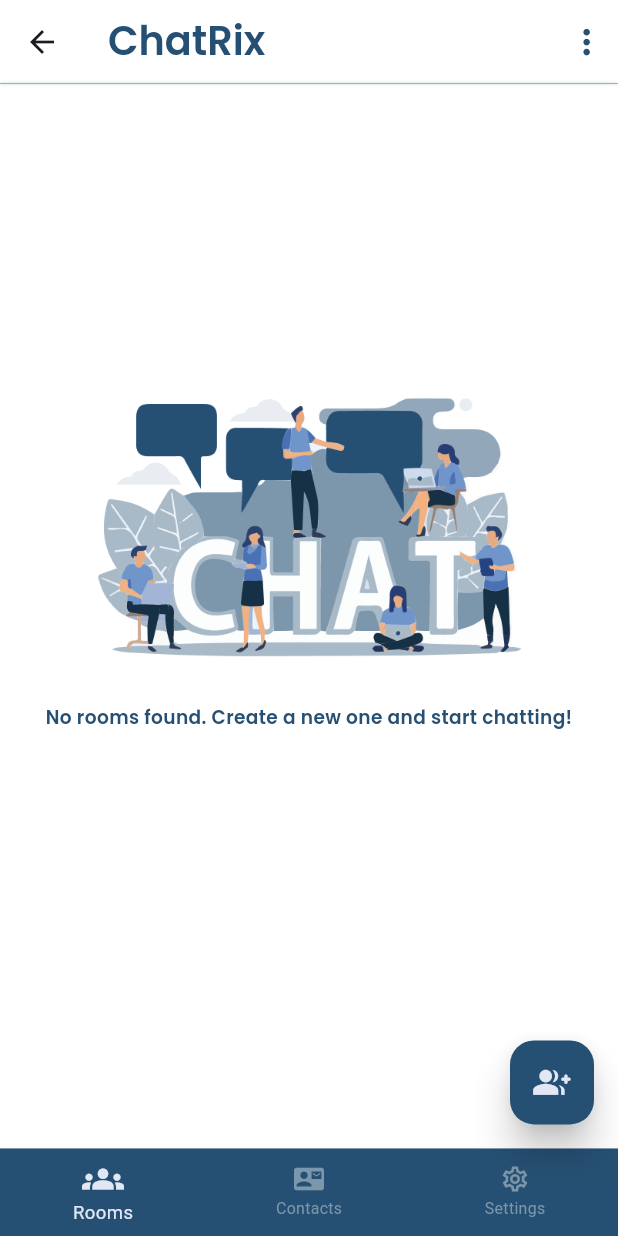
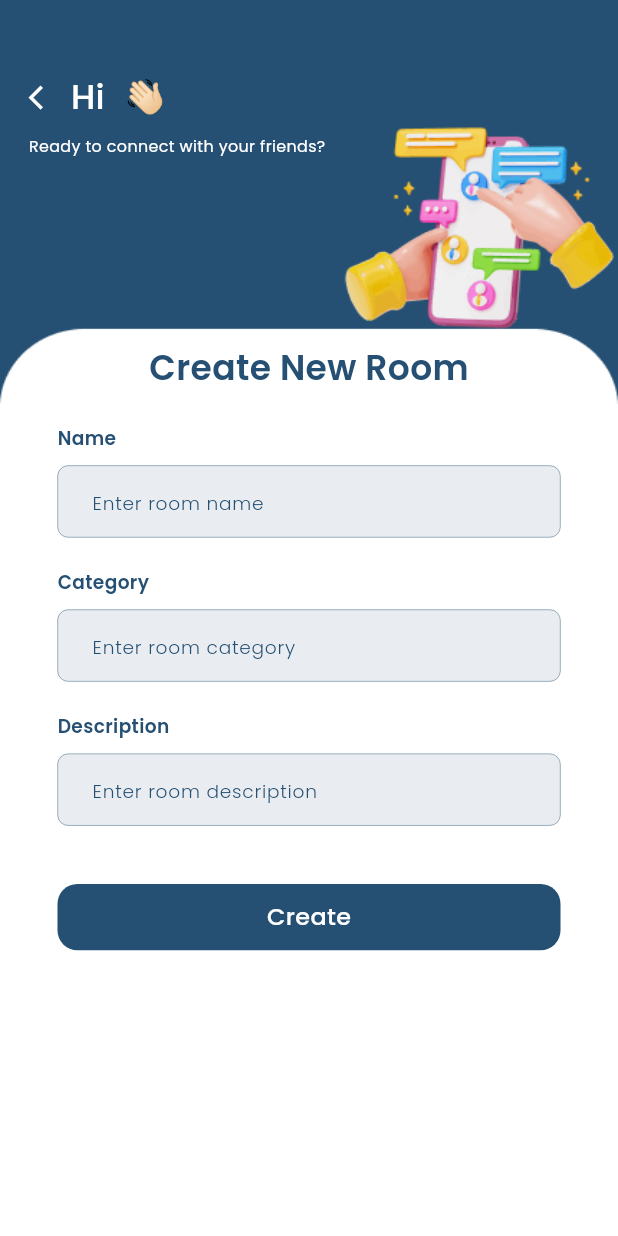
Before and after one commit to Omnia-97/Chat-Rix, a Flutter app: the LayoutView screen opened by its route, after a tap on the "group add" icon, on a phone screen of 412 x 824 dp. Run offline on Flutter 3.47's test engine with Material 3 defaults, Android fonts, the phone set to English and light mode, and no system bars; our stand-ins replace cloud_firestore, firebase_auth, firebase_core, flutter_screenutil, flutter_svg, google_fonts; accounts and stored records are empty.

Commit message:
create new room ui done

```diff
--- a/lib/modules/create_account/create_account_view.dart
+++ b/lib/modules/create_account/create_account_view.dart
@@ -221,6 +221,11 @@ class _CreateAccountViewState
                         height: 27.h,
                       ),
                       CustomButton(
+                        width: double.infinity,
+                        gradient: LinearGradient(colors: [
+                          AppColors.primaryColor,
+                          AppColors.secondaryColor.withOpacity(0.5),
+                        ]),
                         buttonText: AppStrings.signUp,
                         onTap: () {
                           if (formKey.currentState!.validate()) {
@@ -337,8 +342,8 @@ class _CreateAccountViewState
 
   @override
   void goToHome(UserModel userModel) {
-    var provider = Provider.of<UserProvider>(context,listen: false);
-    provider.userModel=userModel;
+    var provider = Provider.of<UserProvider>(context, listen: false);
+    provider.userModel = userModel;
     Navigator.pushNamedAndRemoveUntil(
         context, PagesRouteName.layout, (route) => false);
   }
--- /dev/null
+++ b/lib/modules/create_new_room/create_new_room_navigator.dart
@@ -0,0 +1,5 @@
+import 'package:chat_app/modules/base.dart';
+
+abstract class CreateNewRoomNavigator extends BaseNavigator {
+
+}
--- /dev/null
+++ b/lib/modules/create_new_room/create_new_room_view.dart
@@ -0,0 +1,278 @@
+import 'package:chat_app/modules/base.dart';
+import 'package:chat_app/modules/create_new_room/create_new_room_navigator.dart';
+import 'package:chat_app/modules/create_new_room/create_new_room_vm.dart';
+import 'package:chat_app/modules/provider/user_provider.dart';
+import 'package:chat_app/shared/components/custom_button.dart';
+import 'package:chat_app/shared/components/custom_text_form_field.dart';
+import 'package:chat_app/shared/utils/app_strings.dart';
+import 'package:chat_app/shared/utils/app_text_styles.dart';
+import 'package:chat_app/shared/utils/colors.dart';
+import 'package:chat_app/shared/utils/images_path.dart';
+import 'package:flutter/material.dart';
+import 'package:flutter_screenutil/flutter_screenutil.dart';
+import 'package:provider/provider.dart';
+
+class CreateNewRoomView extends StatefulWidget {
+  const CreateNewRoomView({super.key});
+
+  @override
+  State<CreateNewRoomView> createState() => _CreateNewRoomViewState();
+}
+
+class _CreateNewRoomViewState
+    extends BaseView<CreateNewRoomView, CreateNewRoomViewModel>
+    implements CreateNewRoomNavigator {
+  @override
+  void initState() {
+    super.initState();
+    viewModel.navigator = this;
+  }
+
+  @override
+  Widget build(BuildContext context) {
+    var mediaQuery = MediaQuery.of(context).size;
+    var provider = Provider.of<UserProvider>(context);
+    return ChangeNotifierProvider(
+      create: (context) => viewModel,
+      child: Stack(
+        children: [
+          Image.asset(
+            AppImages.roomBg,
+            fit: BoxFit.fill,
+            width: mediaQuery.width,
+            height: mediaQuery.height,
+          ),
+          Scaffold(
+            backgroundColor: Colors.transparent,
+            body: Column(
+              children: [
+                Padding(
+                  padding: EdgeInsets.only(left: 20.w),
+                  child: Column(
+                    crossAxisAlignment: CrossAxisAlignment.stretch,
+                    children: [
+                      SizedBox(
+                        height: 55.h,
+                      ),
+                      Row(
+                        children: [
+                          InkWell(
+                            onTap: () {
+                              Navigator.pop(context);
+                            },
+                            child: Icon(
+                              Icons.arrow_back_ios,
+                              size: 20.w,
+                              color: AppColors.whiteColor,
+                            ),
+                          ),
+                          SizedBox(
+                            width: 10.h,
+                          ),
+                          Text(
+                            'Hi ${provider.userModel?.userName ?? 'Unknown'} 👋🏻',
+                            style: AppTextStyles.titleLarge.copyWith(
+                                color: AppColors.whiteColor,
+                                fontSize: 26.sp,
+                                fontWeight: FontWeight.w500),
+                          ),
+                        ],
+                      ),
+                      SizedBox(
+                        height: 10.h,
+                      ),
+                      Text(
+                        'Ready to connect with your friends?',
+                        style: AppTextStyles.titleLarge.copyWith(
+                            color: AppColors.whiteColor,
+                            fontSize: 12.sp,
+                            fontWeight: FontWeight.w400),
+                      ),
+                    ],
+                  ),
+                ),
+                SizedBox(
+                  height: 140.h,
+                ),
+                Padding(
+                  padding: EdgeInsets.only(left: 40.w, right: 40.w),
+                  child: Column(
+                    crossAxisAlignment: CrossAxisAlignment.start,
+                    children: [
+                      Align(
+                        alignment: AlignmentDirectional.center,
+                        child: Text(
+                          AppStrings.createNewRoom,
+                          style: AppTextStyles.titleLarge.copyWith(
+                              color: AppColors.primaryColor, fontSize: 26.sp),
+                        ),
+                      ),
+                      /* Align(
+                        alignment: AlignmentDirectional.center,
+                        child: Text(
+                          AppStrings.missed,
+                          style: AppTextStyles.hintTextStyle.copyWith(
+                            fontWeight: FontWeight.w500,
+                            color: AppColors.grayColor,
+                          ),
+                        ),
+                      ),*/
+                      SizedBox(
+                        height: 24.h,
+                      ),
+                      Text(
+                        AppStrings.roomName,
+                        style: AppTextStyles.hintTextStyle.copyWith(
+                          color: AppColors.primaryColor,
+                          fontWeight: FontWeight.w600,
+                        ),
+                      ),
+                      SizedBox(
+                        height: 10.h,
+                      ),
+                      CustomTextFormField(
+                        hintText: 'Enter room name',
+                        fillColor: AppColors.primaryColor.withOpacity(0.1),
+                        borderColor: AppColors.primaryColor,
+                        hintColor: AppColors.primaryColor,
+                        contentPadding: EdgeInsets.only(
+                          bottom: 20.h,
+                          left: 20.w,
+                        ),
+                        /*  onValidate: (value) {
+                          if (value == null || value.trim().isEmpty) {
+                            return 'email address is required';
+                          }
+                          return null;
+                        },*/
+                      ),
+                      SizedBox(
+                        height: 24.h,
+                      ),
+                      Text(
+                        AppStrings.roomCategory,
+                        style: AppTextStyles.hintTextStyle.copyWith(
+                          color: AppColors.primaryColor,
+                          fontWeight: FontWeight.w600,
+                        ),
+                      ),
+                      SizedBox(
+                        height: 10.h,
+                      ),
+                      CustomTextFormField(
+                        hintText: 'Enter room category',
+                        fillColor: AppColors.primaryColor.withOpacity(0.1),
+                        borderColor: AppColors.primaryColor,
+                        hintColor: AppColors.primaryColor,
+                        contentPadding: EdgeInsets.only(
+                          bottom: 20.h,
+                          left: 20.w,
+                        ),
+                      ),
+                      SizedBox(
+                        height: 24.h,
+                      ),
+                      Text(
+                        AppStrings.roomDescription,
+                        style: AppTextStyles.hintTextStyle.copyWith(
+                          color: AppColors.primaryColor,
+                          fontWeight: FontWeight.w600,
+                        ),
+                      ),
+                      SizedBox(
+                        height: 10.h,
+                      ),
+                      CustomTextFormField(
+                        hintText: 'Enter room description',
+                        fillColor: AppColors.primaryColor.withOpacity(0.1),
+                        borderColor: AppColors.primaryColor,
+                        hintColor: AppColors.primaryColor,
+                        contentPadding: EdgeInsets.only(
+                          bottom: 20.h,
+                          left: 20.w,
+                        ),
+                      ),
+                      SizedBox(
+                        height: 44.h,
+                      ),
+                      CustomButton(
+                        width: double.infinity,
+                        buttonText: AppStrings.create,
+                        colorBg: AppColors.primaryColor,
+                        onTap: () {},
+                      ),
+                      /* SizedBox(
+                        height: 30.h,
+                      ),
+                      InkWell(
+                        onTap: (){
+                          Navigator.pop(context);
+                        },
+                        child: Row(children: [
+                          Icon(Icons.arrow_back_ios,size: 20.w,color: Color(0xFFEAAB1C,),),
+                          SizedBox(
+                            width: 1.w,
+                          ),
+                          Text(
+                            AppStrings.back,
+                            style: AppTextStyles.hintTextStyle.copyWith(
+                              color: Color(0xFFEAAB1C),
+                              fontWeight: FontWeight.w600,
+                            ),
+                          ),
+                        ],),
+                      ),*/
+                      /*Row(
+                        children: [
+                       */ /* InkWell(
+                          onTap: (){
+                            Navigator.pop(context);
+                          },
+                          child: Row(children: [
+                            Icon(Icons.arrow_back_ios,size: 20.w,color: Color(0xFFEAAB1C,),),
+                            SizedBox(
+                              width: 1.w,
+                            ),
+                            Text(
+                              AppStrings.back,
+                              style: AppTextStyles.hintTextStyle.copyWith(
+                                color: Color(0xFFEAAB1C),
+                                fontWeight: FontWeight.w600,
+                              ),
+                            ),
+                          ],),
+                        ),
+                          SizedBox(width: 176.w,),*/ /*
+                          CustomButton(
+                            width: double.infinity,
+                            buttonText: AppStrings.create,
+                            colorBg: AppColors.primaryColor,
+                            onTap: () {},
+                          ),
+                   */ /* SizedBox(width: 114.w,),
+                          CustomButton(
+                            width: 118.w,
+                            textColor: AppColors.primaryColor,
+                            buttonText: AppStrings.cancel,
+                            colorBg: AppColors.primaryColor.withOpacity(0.1),
+                            borderColor: AppColors.primaryColor,
+                            onTap: () {},
+                          ),*/ /*
+                        ],
+                      ),*/
+                    ],
+                  ),
+                ),
+              ],
+            ),
+          ),
+        ],
+      ),
+    );
+  }
+
+  @override
+  CreateNewRoomViewModel initViewModel() {
+    return CreateNewRoomViewModel();
+  }
+}
--- /dev/null
+++ b/lib/modules/create_new_room/create_new_room_vm.dart
@@ -0,0 +1,6 @@
+import 'package:chat_app/modules/base.dart';
+import 'package:chat_app/modules/create_new_room/create_new_room_navigator.dart';
+
+class CreateNewRoomViewModel extends BaseViewModel<CreateNewRoomNavigator>{
+
+}
--- a/lib/modules/layout/layout_view.dart
+++ b/lib/modules/layout/layout_view.dart
@@ -1,4 +1,5 @@
 import 'package:chat_app/modules/provider/user_provider.dart';
+import 'package:chat_app/shared/routes/pages_route_name.dart';
 import 'package:chat_app/shared/utils/app_strings.dart';
 import 'package:chat_app/shared/utils/app_text_styles.dart';
 import 'package:flutter/material.dart';
@@ -60,7 +61,9 @@ class _LayoutViewState extends State<LayoutView> {
         backgroundColor: AppColors.primaryColor,
         highlightElevation: 20.0.h,
         elevation: 10.0,
-        onPressed: () {},
+        onPressed: () {
+          Navigator.pushNamed(context, PagesRouteName.createRoom);
+        },
         child: Align(
           alignment: AlignmentDirectional.center,
           child: Icon(
--- a/lib/modules/sign_in/sign_in_view.dart
+++ b/lib/modules/sign_in/sign_in_view.dart
@@ -156,6 +156,11 @@ class _SignInViewState extends BaseView<SignInView, SignInViewModel>
                         height: 24.h,
                       ),
                       CustomButton(
+                        width: double.infinity,
+                        gradient:  LinearGradient(colors: [
+                          AppColors.primaryColor,
+                          AppColors.secondaryColor.withOpacity(0.5),
+                        ]),
                         buttonText: AppStrings.signIn,
                         onTap: () {
                           if (formKey.currentState!.validate()) {
--- a/lib/shared/components/custom_button.dart
+++ b/lib/shared/components/custom_button.dart
@@ -4,9 +4,15 @@ import 'package:flutter/material.dart';
 import 'package:flutter_screenutil/flutter_screenutil.dart';
 
 class CustomButton extends StatelessWidget {
-   CustomButton({super.key,required this.buttonText, required this.onTap });
+   CustomButton({super.key,required this.buttonText, required this.onTap, this.gradient,this.colorBg,this.borderColor,required this.width,this.textColor, });
   final String buttonText;
   VoidCallback onTap;
+   Gradient? gradient;
+   Color? colorBg;
+   Color? borderColor;
+   double width;
+   Color? textColor;
+
   @override
   Widget build(BuildContext context) {
     return InkWell(
@@ -15,16 +21,15 @@ class CustomButton extends StatelessWidget {
         },
         child: Container(
           height: 50.h,
-          width: double.infinity,
+          width: width,
           alignment: Alignment.center,
           decoration: BoxDecoration(
             borderRadius: BorderRadius.circular(15.r),
-            gradient: LinearGradient(colors: [
-              AppColors.primaryColor,
-              AppColors.secondaryColor.withOpacity(0.5),
-            ]),
+            color: colorBg,
+            border: Border.all(color: borderColor ?? Colors.transparent),
+            gradient: gradient,
           ),
-          child: Text(buttonText, style: AppTextStyles.bodyMedium,),
+          child: Text(buttonText, style: AppTextStyles.bodyMedium.copyWith(color: textColor ?? AppColors.whiteColor ),),
         ),);
   }
 }
--- a/lib/shared/components/custom_text_form_field.dart
+++ b/lib/shared/components/custom_text_form_field.dart
@@ -18,10 +18,20 @@ class CustomTextFormField extends StatefulWidget {
       this.onSaved,
       this.prefixIcon,
       this.contentPadding,
+        this.fillColor,
+        this.borderColor,
+        this.hintColor,
+        this.textColor,
+        this.courserColor,
       super.key});
   String hintText;
   Widget? suffixIcon;
   Widget? prefixIcon;
+  Color? fillColor;
+  Color? borderColor;
+  Color? hintColor;
+  Color? textColor;
+  Color? courserColor;
   EdgeInsetsGeometry? contentPadding;
   final bool? isPassword;
   final TextEditingController? controller;
@@ -49,40 +59,42 @@ class _CustomTextFormFieldState extends State<CustomTextFormField> {
       autovalidateMode: AutovalidateMode.onUserInteraction,
       keyboardType: widget.keyboardType,
       obscureText: widget.isPassword ?? false ? obscureText : !obscureText,
-      cursorColor: AppColors.whiteColor,
+      cursorColor: widget.courserColor ?? AppColors.whiteColor,
       style: TextStyle(
-        color: AppColors.whiteColor,
+        color: widget.textColor ?? AppColors.whiteColor,
         fontSize: 18.sp,
       ),
       textInputAction: TextInputAction.next,
       mouseCursor: SystemMouseCursors.click,
       decoration: InputDecoration(
+        filled: true,
+        fillColor: widget.fillColor ?? Colors.transparent,
         contentPadding: widget.contentPadding ?? EdgeInsets.only(bottom: 10.h),
         hintText: widget.hintText,
         hintStyle: GoogleFonts.poppins(
           fontSize: 14.sp,
           fontWeight: FontWeight.w300,
-          color: AppColors.whiteColor,
+          color: widget.hintColor ?? AppColors.whiteColor,
         ),
         enabledBorder: OutlineInputBorder(
           borderRadius: BorderRadius.circular(8.r),
-          borderSide: BorderSide(color: Colors.white, width: 0.3.w),
+          borderSide: BorderSide(color: widget.borderColor ?? AppColors.whiteColor, width: 0.3.w),
         ),
         focusedBorder: OutlineInputBorder(
           borderSide: BorderSide(
-            color: Colors.white,
+            color:widget.borderColor ?? AppColors.whiteColor,
             width: 0.3.w,
           ),
         ),
         errorBorder: OutlineInputBorder(
           borderSide: BorderSide(
-            color: Colors.white,
+            color: widget.borderColor ?? AppColors.whiteColor,
             width: 0.3.w,
           ),
         ),
         border: OutlineInputBorder(
           borderSide: BorderSide(
-            color: Colors.white,
+            color: widget.borderColor ?? AppColors.whiteColor,
             width: 0.3.w,
           ),
         ),
--- a/lib/shared/routes/pages_route_name.dart
+++ b/lib/shared/routes/pages_route_name.dart
@@ -4,4 +4,5 @@ class PagesRouteName {
   static const String signUp = '/sign_up';
   static const String layout = '/layout';
   static const String home = '/home';
+  static const String createRoom = '/create_room';
 }
--- a/lib/shared/routes/routes.dart
+++ b/lib/shared/routes/routes.dart
@@ -1,4 +1,5 @@
 import 'package:chat_app/modules/create_account/create_account_view.dart';
+import 'package:chat_app/modules/create_new_room/create_new_room_view.dart';
 import 'package:chat_app/modules/home/home_view.dart';
 import 'package:chat_app/modules/layout/layout_view.dart';
 import 'package:chat_app/modules/sign_in/sign_in_view.dart';
@@ -34,6 +35,11 @@ class AppRoutes {
           builder: (context) => const HomeView(),
           settings: settings,
         );
+      case PagesRouteName.createRoom:
+        return MaterialPageRoute(
+          builder: (context) => const CreateNewRoomView(),
+          settings: settings,
+        );
       default:
         return MaterialPageRoute(
           builder: (_) => Scaffold(
--- a/lib/shared/utils/app_strings.dart
+++ b/lib/shared/utils/app_strings.dart
@@ -32,4 +32,10 @@ class AppStrings {
   static const String register = 'Register';
   static const String appName = 'ChatRix';
   static const String noRooms = 'No rooms found. Create a new one and start chatting!';
+  static const String createNewRoom = 'Create New Room';
+  static const String roomName = 'Name';
+  static const String roomCategory = 'Category';
+  static const String roomDescription = 'Description';
+  static const String create = 'Create';
+  static const String back = 'Back';
 }
--- a/lib/shared/utils/images_path.dart
+++ b/lib/shared/utils/images_path.dart
@@ -10,4 +10,5 @@ class AppImages {
   static const String icApple = 'assets/icons/ic_apple.svg';
   static const String icFaceBook = 'assets/icons/ic_facebook.svg';
   static const String roomEmpty = 'assets/images/room_empty.png';
+  static const String roomBg = 'assets/images/room_bg.png';
 }
```
Also changed, not shown: assets/images/room_bg.png (added), assets/images/room_img.png (added).
